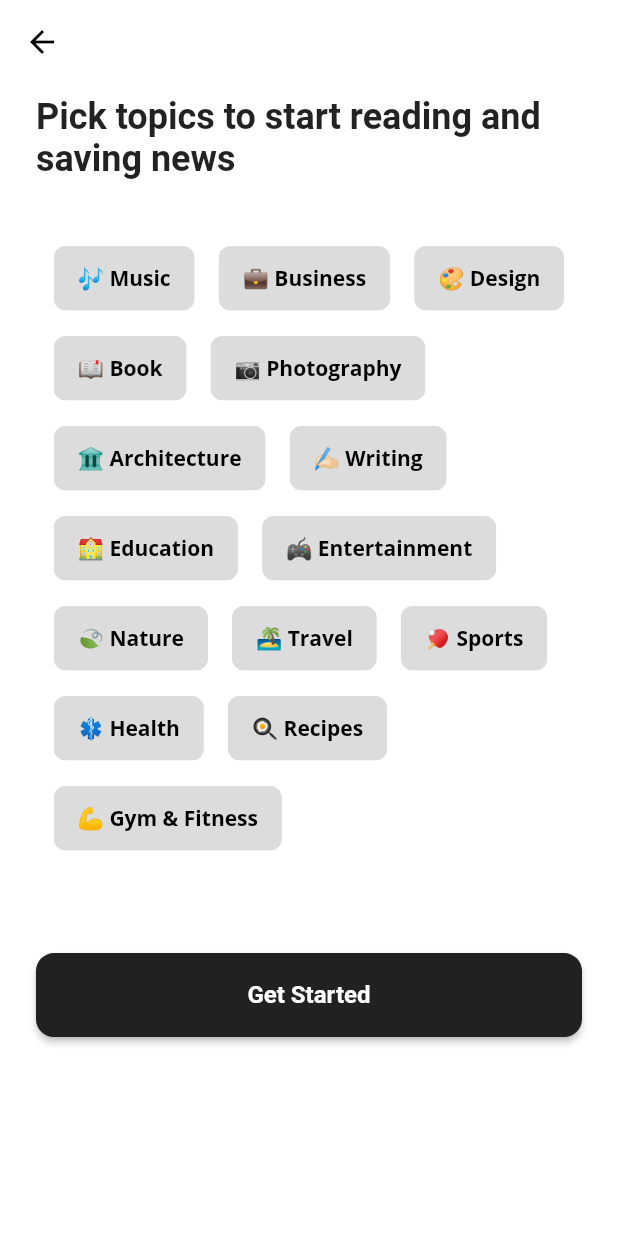
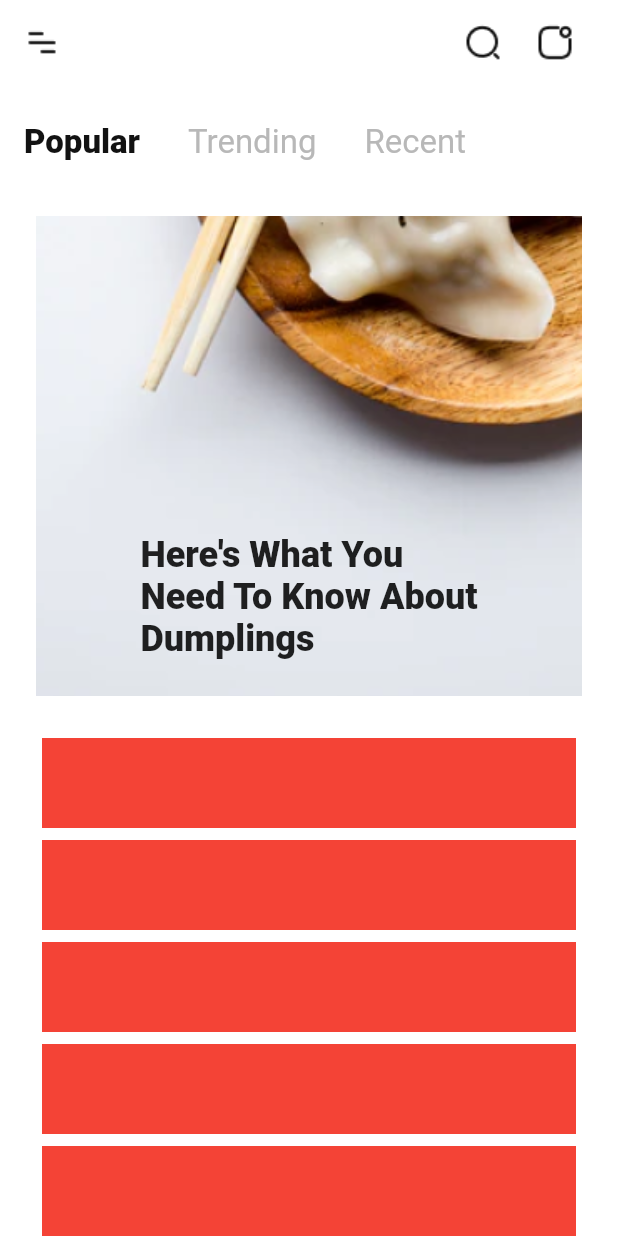
Before and after one commit to ZayniddinMamarasulov/DigiNews, a Flutter app: the PickTopicsPage screen opened directly, after a tap on "Get Started", on a phone screen of 412 x 824 dp. Run offline on Flutter 3.47's test engine with Material 2 defaults, Android fonts, the phone set to English and light mode, and no system bars; our stand-ins replace bouncing_widget, flutter_svg, google_fonts, intl_phone_number_input.

Commit message:
home page started

```diff
--- a/lib/main_navigation.dart
+++ b/lib/main_navigation.dart
@@ -1,5 +1,6 @@
 import 'package:flutter/cupertino.dart';
 import 'package:flutter/material.dart';
+import 'package:news_app/screens/home/home_page.dart';
 import 'package:news_app/screens/register_and_login/auth_page/auth_page.dart';
 import 'package:news_app/screens/register_and_login/forgot_password_page/forgot_password_page.dart';
 import 'package:news_app/screens/register_and_login/login_page/login_page.dart';
@@ -16,6 +17,7 @@ abstract class MainNavigationRouteNames {
   static const resetPassWithEmail = '/reset_pass_with_email';
   static const resetPassWithPhoneNumber = '/reset_pass_with_phone_number';
   static const authentication = '/auth/sign_up/authentication';
+  static const home = '/home';
 }
 
 class MainNavigation {
@@ -33,5 +35,7 @@ class MainNavigation {
         const RecoveryPassByEmail(),
     MainNavigationRouteNames.resetPassWithPhoneNumber: (context) =>
         const RecoveryPassByPhoneNumber(),
+    MainNavigationRouteNames.home: (context) =>
+        const HomePage(),
   };
 }
--- a/lib/models/my_topic.dart
+++ b/lib/models/my_topic.dart
@@ -9,7 +9,6 @@ class MyTopic {
 
   MyTopic(this.title, {this.isSelected = false});
 
-  //TODO : MOVE LIST BELOW to another file
   static List<MyTopic> topics = [
     MyTopic('🎶 Music'),
     MyTopic('💼 Business'),
--- /dev/null
+++ b/lib/screens/home/home_page.dart
@@ -0,0 +1,91 @@
+import 'package:flutter/material.dart';
+import 'package:news_app/screens/home/popular_page.dart';
+import 'package:news_app/screens/home/recent_page.dart';
+import 'package:news_app/screens/home/trending_page.dart';
+import 'package:news_app/utils/app_colors.dart';
+import 'package:news_app/utils/bouncing.dart';
+
+class HomePage extends StatefulWidget {
+  const HomePage({Key? key}) : super(key: key);
+
+  @override
+  _HomePageState createState() => _HomePageState();
+}
+
+class _HomePageState extends State<HomePage> with TickerProviderStateMixin {
+  late TabController _tabController;
+
+  @override
+  void initState() {
+    super.initState();
+    _tabController = TabController(length: 3, vsync: this);
+    _tabController.addListener(_handlerTab);
+  }
+
+  void _handlerTab() {
+    setState(() {
+      print(_tabController.index);
+    });
+  }
+
+  @override
+  Widget build(BuildContext context) {
+    return Scaffold(
+      appBar: AppBar(
+        leading: IconButton(
+          icon: Image.asset('assets/icons/ic_menu.png'),
+          onPressed: () => Scaffold.of(context).openDrawer(),
+        ),
+        actions: [
+          IconButton(
+            onPressed: () {},
+            icon: Image.asset('assets/icons/ic_search.png'),
+          ),
+          IconButton(
+            onPressed: () {},
+            icon: Image.asset('assets/icons/ic_notification.png'),
+          ),
+          const SizedBox(width: 18.0)
+        ],
+        automaticallyImplyLeading: false,
+        elevation: 0,
+      ),
+      body: Column(
+        crossAxisAlignment: CrossAxisAlignment.start,
+        children: [
+          const SizedBox(height: 16.0),
+          TabBar(
+            controller: _tabController,
+            isScrollable: true,
+            labelStyle: const TextStyle(
+              fontSize: 22.0,
+              fontWeight: FontWeight.w900,
+            ),
+            unselectedLabelStyle: const TextStyle(
+              fontSize: 22.0,
+              fontWeight: FontWeight.w400,
+            ),
+            indicatorColor: Colors.white,
+            labelColor: AppColors.selectedTabColor,
+            unselectedLabelColor: AppColors.unSelectedTabColor,
+            tabs: [
+              Tab(text: 'Popular'),
+              Tab(text: 'Trending'),
+              Tab(text: 'Recent'),
+            ],
+          ),
+          Expanded(
+            child: TabBarView(
+              controller: _tabController,
+              children: [
+                PopularPage(),
+                TrendingPage(),
+                RecentPage(),
+              ],
+            ),
+          )
+        ],
+      ),
+    );
+  }
+}
--- /dev/null
+++ b/lib/screens/home/popular_page.dart
@@ -0,0 +1,79 @@
+import 'package:flutter/material.dart';
+import 'package:flutter_svg/flutter_svg.dart';
+
+class PopularPage extends StatefulWidget {
+  const PopularPage({Key? key}) : super(key: key);
+
+  @override
+  _PopularPageState createState() => _PopularPageState();
+}
+
+class _PopularPageState extends State<PopularPage> {
+  @override
+  Widget build(BuildContext context) {
+    final Widget svgBanner = SvgPicture.asset(
+      'assets/images/test3.svg',
+      width: MediaQuery.of(context).size.width,
+      height: 320,
+    );
+    return Column(children: [
+      Container(
+        margin: const EdgeInsets.all(24.0),
+        width: double.infinity,
+        height: 320,
+        decoration: const BoxDecoration(
+          image: DecorationImage(
+            fit: BoxFit.cover,
+            image: AssetImage('assets/images/popular_banner.png'),
+          ),
+        ),
+        child: Column(
+          mainAxisAlignment: MainAxisAlignment.end,
+          children: const [
+            Padding(
+              padding: EdgeInsets.all(24.0),
+              child: Text(
+                "Here's What You\nNeed To Know About\nDumplings",
+                style: TextStyle(fontSize: 24, fontWeight: FontWeight.w900),
+              ),
+            ),
+          ],
+        ),
+      ),
+      Expanded(
+        child: Container(
+          margin: const EdgeInsets.symmetric(horizontal: 24.0),
+          child: ListView(
+            children: [
+              Container(
+                height: 60,
+                color: Colors.red,
+                margin: EdgeInsets.all(4.0),
+              ),
+              Container(
+                height: 60,
+                color: Colors.red,
+                margin: EdgeInsets.all(4.0),
+              ),
+              Container(
+                height: 60,
+                color: Colors.red,
+                margin: EdgeInsets.all(4.0),
+              ),
+              Container(
+                height: 60,
+                color: Colors.red,
+                margin: EdgeInsets.all(4.0),
+              ),
+              Container(
+                height: 60,
+                color: Colors.red,
+                margin: EdgeInsets.all(4.0),
+              ),
+            ],
+          ),
+        ),
+      )
+    ]);
+  }
+}
--- a/lib/screens/register_and_login/pick_topics/pick_topics_page.dart
+++ b/lib/screens/register_and_login/pick_topics/pick_topics_page.dart
@@ -1,4 +1,5 @@
 import 'package:flutter/material.dart';
+import 'package:news_app/main_navigation.dart';
 import 'package:news_app/models/my_topic.dart';
 import 'package:news_app/screens/register_and_login/login_page/components/app_bar.dart';
 
@@ -73,7 +74,10 @@ class _PickTopicsPageState extends State<PickTopicsPage> {
                 height: 56,
                 width: double.infinity,
                 child: ElevatedButton(
-                    onPressed: () {},
+                    onPressed: () {
+                      Navigator.of(context)
+                          .pushNamed(MainNavigationRouteNames.home);
+                    },
                     style: ButtonStyle(
                       shape: MaterialStateProperty.all(RoundedRectangleBorder(
                           borderRadius: BorderRadius.circular(12))),
--- /dev/null
+++ b/lib/utils/app_colors.dart
@@ -0,0 +1,6 @@
+import 'dart:ui';
+
+class AppColors {
+  static const Color selectedTabColor = Color(0xFF121212);
+  static const Color unSelectedTabColor = Color(0xFFB8B8B8);
+}
--- a/pubspec.yaml
+++ b/pubspec.yaml
@@ -19,6 +19,7 @@ dependencies:
   bouncing_widget: ^2.0.0
   intl_phone_number_input: ^0.7.0+2
   google_fonts: ^2.2.0
+  flutter_svg: ^1.0.0
 
 
 
@@ -35,6 +36,7 @@ flutter:
 
   assets:
     - assets/images/
+    - assets/icons/
 
 flutter_native_splash:
   background_image: assets/images/splash.png
```
Also changed, not shown: lib/main.dart (+0 -8 lines), lib/screens/home/recent_page.dart (added, +16 -0 lines), lib/screens/home/trending_page.dart (added, +15 -0 lines), lib/screens/home_page.dart (deleted, +0 -65 lines), assets/icons/ic_menu.png (added), assets/icons/ic_notification.png (added), assets/icons/ic_search.png (added), assets/images/popular_banner.png (added), assets/images/popular_banner.svg (added), pubspec.lock, 4 other files.
